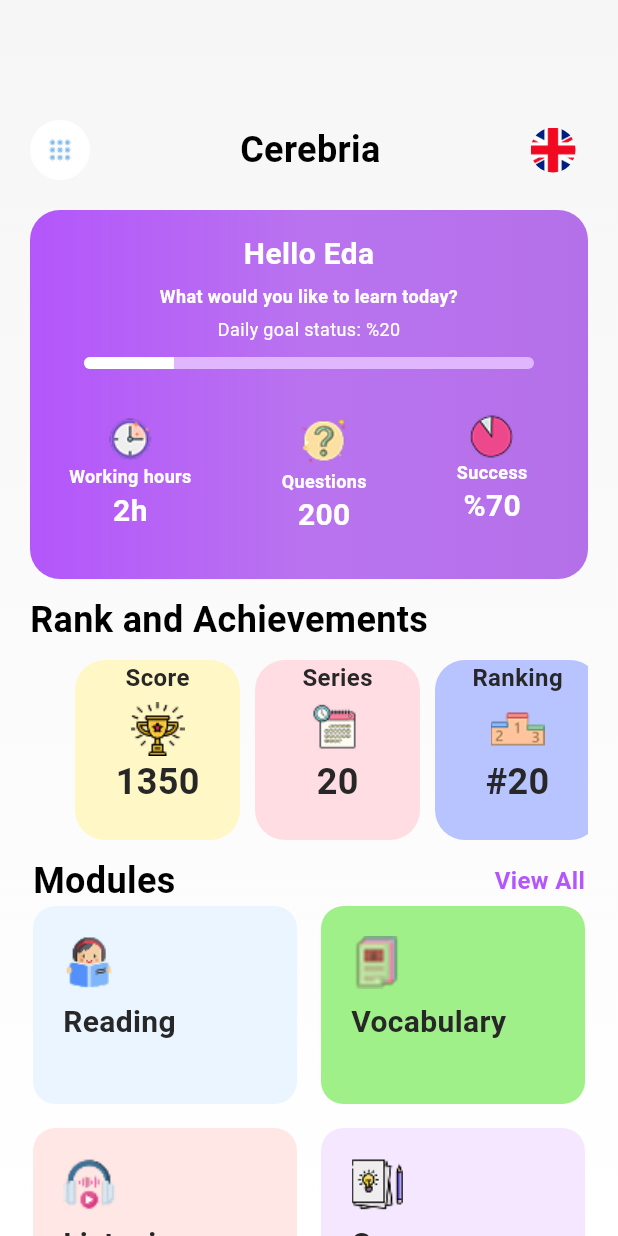
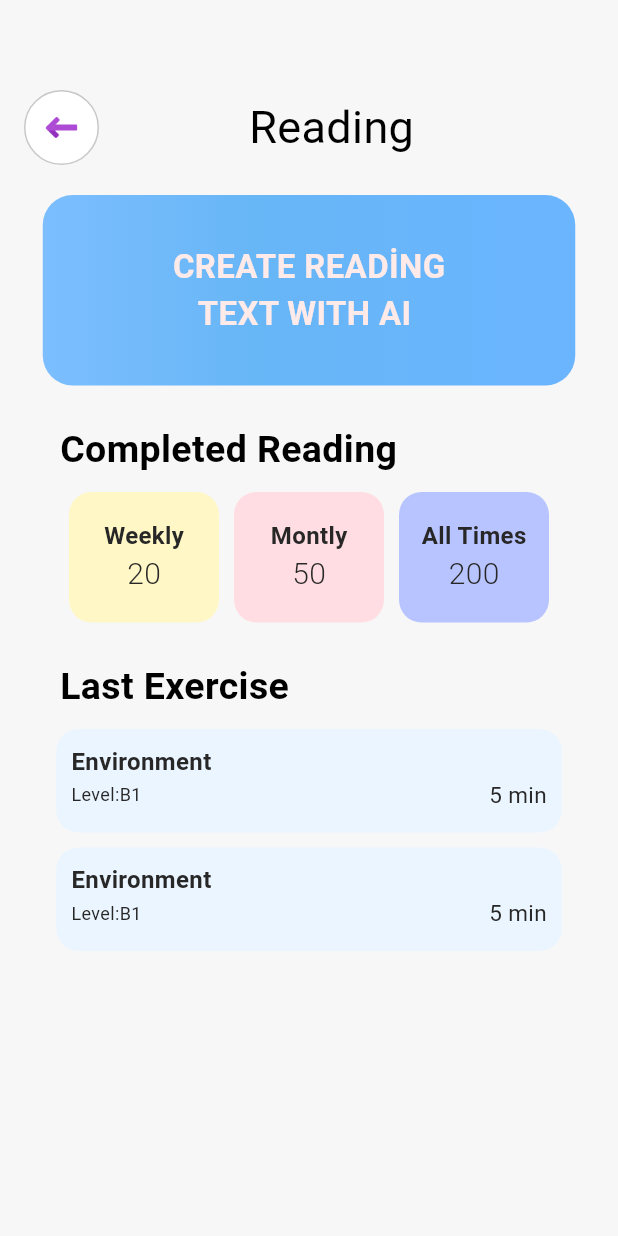
Before and after one commit to bbclubspace/cerebria, a Flutter app: the HomePage widget shown alone on an empty page, opened directly, after a tap on "Vocabulary", on a phone screen of 412 x 824 dp. Run offline on Flutter 3.47's test engine with Material 3 defaults, Android fonts, the phone set to English and light mode, and no system bars; our stand-ins replace flutter_svg.

Commit message:
Modüllerin Sayfaları oluşuturuldu ve yönlendirmeler gerçekleştirildi.

```diff
--- a/lib/model/module_item.dart
+++ b/lib/model/module_item.dart
@@ -4,10 +4,12 @@ class ModuleItem {
   final String name;
   final String iconPath;
   final Color color;
+  final String route;
 
   ModuleItem({
     required this.name,
     required this.iconPath,
     required this.color,
+    required this.route,
   });
 }
--- /dev/null
+++ b/lib/pages/exam/exam_page.dart
@@ -0,0 +1,84 @@
+import 'package:cerebria/themes/app_colors.dart';
+import 'package:cerebria/widget/page_top_item.dart';
+import 'package:flutter/cupertino.dart';
+import 'package:flutter/material.dart';
+import '../../widget/module-item/completed_item.dart';
+import '../../widget/module-item/create_ai_content_container.dart';
+import '../../widget/module-item/last_excercise_item.dart';
+import '../../widget/module-item/title_text.dart';
+
+class ExamPage extends StatelessWidget {
+  const ExamPage({Key? key}) : super(key: key);
+
+  @override
+  Widget build(BuildContext context) {
+    final colors = AppColors(isDarkMode: false);
+    return Scaffold(
+      backgroundColor: colors.reading.pageBgColor,
+      body: Column(
+        children: [
+          const SizedBox(height: 60),
+          PageTopItem(colors: colors, pageName: "Reading"),
+          const SizedBox(height: 20),
+          CreateAiContentContainer(
+            // text içeriğini parametre olarak vermeyi deneyebilirsin diğer sayfalarda uğraşmamak için
+            color1: colors.reading.createContainerBgColor1,
+            color2: colors.reading.createContainerBgColor2,
+            color3: colors.reading.createContainerBgColor3,
+            textColor: colors.reading.createContainerTextColor,
+          ),
+          const SizedBox(height: 25),
+
+          //completed reading
+          TitleText(colors: colors, title: "Completed Reading"),
+          const SizedBox(height: 10),
+          Row(
+            mainAxisAlignment: MainAxisAlignment.center,
+            children: [
+              CompletedItem(
+                color: colors.reading.completedContainerBgColor1,
+                title: "Weekly",
+                value: "20",
+                textColor: colors.reading.itemTextColor,
+              ),
+              const SizedBox(width: 10),
+              CompletedItem(
+                color: colors.reading.completedContainerBgColor2,
+                title: "Montly",
+                value: "50",
+                textColor: colors.reading.itemTextColor,
+              ),
+              const SizedBox(width: 10),
+              CompletedItem(
+                color: colors.reading.completedContainerBgColor3,
+                title: "All Times",
+                value: "200",
+                textColor: colors.reading.itemTextColor,
+              ),
+            ],
+          ),
+          const SizedBox(height: 25),
+          // last excercise
+          TitleText(colors: colors, title: "Last Exercise"),
+          const SizedBox(height: 10),
+          // ileride burası listview builder(veri tabanından gelen veri sayısı belli olmayacağı için) ile olacak
+          // burada da text içeriklerini parametre olarak vermeyi ekleyip diğer sayfalarda kolaylık sağlayabilirsin
+          // ekleyebilirsen ekle olmazsa ben eklerim
+          LastExerciseItem(
+            containerBgColor: colors.reading.lastExerciseContainerColor,
+            textColor1: colors.reading.itemTextColor,
+            textColor2: colors.reading.itemLevelTextColor,
+            textColor3: colors.reading.itemDurationTextColor,
+          ),
+          const SizedBox(height: 10),
+          LastExerciseItem(
+            containerBgColor: colors.reading.lastExerciseContainerColor,
+            textColor1: colors.reading.itemTextColor,
+            textColor2: colors.reading.itemLevelTextColor,
+            textColor3: colors.reading.itemDurationTextColor,
+          ),
+        ],
+      ),
+    );
+  }
+}
--- /dev/null
+++ b/lib/pages/grammer/grammer_page.dart
@@ -0,0 +1,84 @@
+import 'package:cerebria/themes/app_colors.dart';
+import 'package:cerebria/widget/page_top_item.dart';
+import 'package:flutter/cupertino.dart';
+import 'package:flutter/material.dart';
+import '../../widget/module-item/completed_item.dart';
+import '../../widget/module-item/create_ai_content_container.dart';
+import '../../widget/module-item/last_excercise_item.dart';
+import '../../widget/module-item/title_text.dart';
+
+class GrammerPage extends StatelessWidget {
+  const GrammerPage({Key? key}) : super(key: key);
+
+  @override
+  Widget build(BuildContext context) {
+    final colors = AppColors(isDarkMode: false);
+    return Scaffold(
+      backgroundColor: colors.reading.pageBgColor,
+      body: Column(
+        children: [
+          const SizedBox(height: 60),
+          PageTopItem(colors: colors, pageName: "Reading"),
+          const SizedBox(height: 20),
+          CreateAiContentContainer(
+            // text içeriğini parametre olarak vermeyi deneyebilirsin diğer sayfalarda uğraşmamak için
+            color1: colors.reading.createContainerBgColor1,
+            color2: colors.reading.createContainerBgColor2,
+            color3: colors.reading.createContainerBgColor3,
+            textColor: colors.reading.createContainerTextColor,
+          ),
+          const SizedBox(height: 25),
+
+          //completed reading
+          TitleText(colors: colors, title: "Completed Reading"),
+          const SizedBox(height: 10),
+          Row(
+            mainAxisAlignment: MainAxisAlignment.center,
+            children: [
+              CompletedItem(
+                color: colors.reading.completedContainerBgColor1,
+                title: "Weekly",
+                value: "20",
+                textColor: colors.reading.itemTextColor,
+              ),
+              const SizedBox(width: 10),
+              CompletedItem(
+                color: colors.reading.completedContainerBgColor2,
+                title: "Montly",
+                value: "50",
+                textColor: colors.reading.itemTextColor,
+              ),
+              const SizedBox(width: 10),
+              CompletedItem(
+                color: colors.reading.completedContainerBgColor3,
+                title: "All Times",
+                value: "200",
+                textColor: colors.reading.itemTextColor,
+              ),
+            ],
+          ),
+          const SizedBox(height: 25),
+          // last excercise
+          TitleText(colors: colors, title: "Last Exercise"),
+          const SizedBox(height: 10),
+          // ileride burası listview builder(veri tabanından gelen veri sayısı belli olmayacağı için) ile olacak
+          // burada da text içeriklerini parametre olarak vermeyi ekleyip diğer sayfalarda kolaylık sağlayabilirsin
+          // ekleyebilirsen ekle olmazsa ben eklerim
+          LastExerciseItem(
+            containerBgColor: colors.reading.lastExerciseContainerColor,
+            textColor1: colors.reading.itemTextColor,
+            textColor2: colors.reading.itemLevelTextColor,
+            textColor3: colors.reading.itemDurationTextColor,
+          ),
+          const SizedBox(height: 10),
+          LastExerciseItem(
+            containerBgColor: colors.reading.lastExerciseContainerColor,
+            textColor1: colors.reading.itemTextColor,
+            textColor2: colors.reading.itemLevelTextColor,
+            textColor3: colors.reading.itemDurationTextColor,
+          ),
+        ],
+      ),
+    );
+  }
+}
--- a/lib/pages/home/home_page.dart
+++ b/lib/pages/home/home_page.dart
@@ -1,9 +1,9 @@
 import 'package:cerebria/themes/app_colors.dart';
 import 'package:flutter/cupertino.dart';
+import '../../constants/module_item.dart';
 import 'package:flutter/material.dart';
 import '../../constants/daily_content_data.dart';
 import '../../constants/rank_data.dart';
-import '../../constants/module_item.dart';
 
 import '../../routes/routes.dart';
 import '../../widget/container/daily_content_status.dart';
@@ -208,7 +208,7 @@ class _HomePageState extends State<HomePage> {
                 children: modules.take(4).map((item) {
                   return InkWell(
                     onTap: () {
-                      // Navigate to the module's specific page here
+                      Navigator.pushNamed(context, item.route);
                     },
                     child: Container(
                       decoration: BoxDecoration(
--- /dev/null
+++ b/lib/pages/listening/listening_page.dart
@@ -0,0 +1,84 @@
+import 'package:cerebria/themes/app_colors.dart';
+import 'package:cerebria/widget/page_top_item.dart';
+import 'package:flutter/cupertino.dart';
+import 'package:flutter/material.dart';
+import '../../widget/module-item/completed_item.dart';
+import '../../widget/module-item/create_ai_content_container.dart';
+import '../../widget/module-item/last_excercise_item.dart';
+import '../../widget/module-item/title_text.dart';
+
+class ListeningPage extends StatelessWidget {
+  const ListeningPage({Key? key}) : super(key: key);
+
+  @override
+  Widget build(BuildContext context) {
+    final colors = AppColors(isDarkMode: false);
+    return Scaffold(
+      backgroundColor: colors.reading.pageBgColor,
+      body: Column(
+        children: [
+          const SizedBox(height: 60),
+          PageTopItem(colors: colors, pageName: "Reading"),
+          const SizedBox(height: 20),
+          CreateAiContentContainer(
+            // text içeriğini parametre olarak vermeyi deneyebilirsin diğer sayfalarda uğraşmamak için
+            color1: colors.reading.createContainerBgColor1,
+            color2: colors.reading.createContainerBgColor2,
+            color3: colors.reading.createContainerBgColor3,
+            textColor: colors.reading.createContainerTextColor,
+          ),
+          const SizedBox(height: 25),
+
+          //completed reading
+          TitleText(colors: colors, title: "Completed Reading"),
+          const SizedBox(height: 10),
+          Row(
+            mainAxisAlignment: MainAxisAlignment.center,
+            children: [
+              CompletedItem(
+                color: colors.reading.completedContainerBgColor1,
+                title: "Weekly",
+                value: "20",
+                textColor: colors.reading.itemTextColor,
+              ),
+              const SizedBox(width: 10),
+              CompletedItem(
+                color: colors.reading.completedContainerBgColor2,
+                title: "Montly",
+                value: "50",
+                textColor: colors.reading.itemTextColor,
+              ),
+              const SizedBox(width: 10),
+              CompletedItem(
+                color: colors.reading.completedContainerBgColor3,
+                title: "All Times",
+                value: "200",
+                textColor: colors.reading.itemTextColor,
+              ),
+            ],
+          ),
+          const SizedBox(height: 25),
+          // last excercise
+          TitleText(colors: colors, title: "Last Exercise"),
+          const SizedBox(height: 10),
+          // ileride burası listview builder(veri tabanından gelen veri sayısı belli olmayacağı için) ile olacak
+          // burada da text içeriklerini parametre olarak vermeyi ekleyip diğer sayfalarda kolaylık sağlayabilirsin
+          // ekleyebilirsen ekle olmazsa ben eklerim
+          LastExerciseItem(
+            containerBgColor: colors.reading.lastExerciseContainerColor,
+            textColor1: colors.reading.itemTextColor,
+            textColor2: colors.reading.itemLevelTextColor,
+            textColor3: colors.reading.itemDurationTextColor,
+          ),
+          const SizedBox(height: 10),
+          LastExerciseItem(
+            containerBgColor: colors.reading.lastExerciseContainerColor,
+            textColor1: colors.reading.itemTextColor,
+            textColor2: colors.reading.itemLevelTextColor,
+            textColor3: colors.reading.itemDurationTextColor,
+          ),
+        ],
+      ),
+    );
+  }
+}
--- /dev/null
+++ b/lib/pages/speaking/speaking_page.dart
@@ -0,0 +1,84 @@
+import 'package:cerebria/themes/app_colors.dart';
+import 'package:cerebria/widget/page_top_item.dart';
+import 'package:flutter/cupertino.dart';
+import 'package:flutter/material.dart';
+import '../../widget/module-item/completed_item.dart';
+import '../../widget/module-item/create_ai_content_container.dart';
+import '../../widget/module-item/last_excercise_item.dart';
+import '../../widget/module-item/title_text.dart';
+
+class SpeakingPage extends StatelessWidget {
+  const SpeakingPage({Key? key}) : super(key: key);
+
+  @override
+  Widget build(BuildContext context) {
+    final colors = AppColors(isDarkMode: false);
+    return Scaffold(
+      backgroundColor: colors.reading.pageBgColor,
+      body: Column(
+        children: [
+          const SizedBox(height: 60),
+          PageTopItem(colors: colors, pageName: "Reading"),
+          const SizedBox(height: 20),
+          CreateAiContentContainer(
+            // text içeriğini parametre olarak vermeyi deneyebilirsin diğer sayfalarda uğraşmamak için
+            color1: colors.reading.createContainerBgColor1,
+            color2: colors.reading.createContainerBgColor2,
+            color3: colors.reading.createContainerBgColor3,
+            textColor: colors.reading.createContainerTextColor,
+          ),
+          const SizedBox(height: 25),
+
+          //completed reading
+          TitleText(colors: colors, title: "Completed Reading"),
+          const SizedBox(height: 10),
+          Row(
+            mainAxisAlignment: MainAxisAlignment.center,
+            children: [
+              CompletedItem(
+                color: colors.reading.completedContainerBgColor1,
+                title: "Weekly",
+                value: "20",
+                textColor: colors.reading.itemTextColor,
+              ),
+              const SizedBox(width: 10),
+              CompletedItem(
+                color: colors.reading.completedContainerBgColor2,
+                title: "Montly",
+                value: "50",
+                textColor: colors.reading.itemTextColor,
+              ),
+              const SizedBox(width: 10),
+              CompletedItem(
+                color: colors.reading.completedContainerBgColor3,
+                title: "All Times",
+                value: "200",
+                textColor: colors.reading.itemTextColor,
+              ),
+            ],
+          ),
+          const SizedBox(height: 25),
+          // last excercise
+          TitleText(colors: colors, title: "Last Exercise"),
+          const SizedBox(height: 10),
+          // ileride burası listview builder(veri tabanından gelen veri sayısı belli olmayacağı için) ile olacak
+          // burada da text içeriklerini parametre olarak vermeyi ekleyip diğer sayfalarda kolaylık sağlayabilirsin
+          // ekleyebilirsen ekle olmazsa ben eklerim
+          LastExerciseItem(
+            containerBgColor: colors.reading.lastExerciseContainerColor,
+            textColor1: colors.reading.itemTextColor,
+            textColor2: colors.reading.itemLevelTextColor,
+            textColor3: colors.reading.itemDurationTextColor,
+          ),
+          const SizedBox(height: 10),
+          LastExerciseItem(
+            containerBgColor: colors.reading.lastExerciseContainerColor,
+            textColor1: colors.reading.itemTextColor,
+            textColor2: colors.reading.itemLevelTextColor,
+            textColor3: colors.reading.itemDurationTextColor,
+          ),
+        ],
+      ),
+    );
+  }
+}
--- /dev/null
+++ b/lib/pages/vocabulary/vocabulary_page.dart
@@ -0,0 +1,84 @@
+import 'package:cerebria/themes/app_colors.dart';
+import 'package:cerebria/widget/page_top_item.dart';
+import 'package:flutter/cupertino.dart';
+import 'package:flutter/material.dart';
+import '../../widget/module-item/completed_item.dart';
+import '../../widget/module-item/create_ai_content_container.dart';
+import '../../widget/module-item/last_excercise_item.dart';
+import '../../widget/module-item/title_text.dart';
+
+class VocabularyPage extends StatelessWidget {
+  const VocabularyPage({Key? key}) : super(key: key);
+
+  @override
+  Widget build(BuildContext context) {
+    final colors = AppColors(isDarkMode: false);
+    return Scaffold(
+      backgroundColor: colors.reading.pageBgColor,
+      body: Column(
+        children: [
+          const SizedBox(height: 60),
+          PageTopItem(colors: colors, pageName: "Reading"),
+          const SizedBox(height: 20),
+          CreateAiContentContainer(
+            // text içeriğini parametre olarak vermeyi deneyebilirsin diğer sayfalarda uğraşmamak için
+            color1: colors.reading.createContainerBgColor1,
+            color2: colors.reading.createContainerBgColor2,
+            color3: colors.reading.createContainerBgColor3,
+            textColor: colors.reading.createContainerTextColor,
+          ),
+          const SizedBox(height: 25),
+
+          //completed reading
+          TitleText(colors: colors, title: "Completed Reading"),
+          const SizedBox(height: 10),
+          Row(
+            mainAxisAlignment: MainAxisAlignment.center,
+            children: [
+              CompletedItem(
+                color: colors.reading.completedContainerBgColor1,
+                title: "Weekly",
+                value: "20",
+                textColor: colors.reading.itemTextColor,
+              ),
+              const SizedBox(width: 10),
+              CompletedItem(
+                color: colors.reading.completedContainerBgColor2,
+                title: "Montly",
+                value: "50",
+                textColor: colors.reading.itemTextColor,
+              ),
+              const SizedBox(width: 10),
+              CompletedItem(
+                color: colors.reading.completedContainerBgColor3,
+                title: "All Times",
+                value: "200",
+                textColor: colors.reading.itemTextColor,
+              ),
+            ],
+          ),
+          const SizedBox(height: 25),
+          // last excercise
+          TitleText(colors: colors, title: "Last Exercise"),
+          const SizedBox(height: 10),
+          // ileride burası listview builder(veri tabanından gelen veri sayısı belli olmayacağı için) ile olacak
+          // burada da text içeriklerini parametre olarak vermeyi ekleyip diğer sayfalarda kolaylık sağlayabilirsin
+          // ekleyebilirsen ekle olmazsa ben eklerim
+          LastExerciseItem(
+            containerBgColor: colors.reading.lastExerciseContainerColor,
+            textColor1: colors.reading.itemTextColor,
+            textColor2: colors.reading.itemLevelTextColor,
+            textColor3: colors.reading.itemDurationTextColor,
+          ),
+          const SizedBox(height: 10),
+          LastExerciseItem(
+            containerBgColor: colors.reading.lastExerciseContainerColor,
+            textColor1: colors.reading.itemTextColor,
+            textColor2: colors.reading.itemLevelTextColor,
+            textColor3: colors.reading.itemDurationTextColor,
+          ),
+        ],
+      ),
+    );
+  }
+}
--- a/lib/routes/routes.dart
+++ b/lib/routes/routes.dart
@@ -5,4 +5,9 @@ class Routes {
   static const String sing_up = '/sing_up';
   static const String module_page = "/module_page";
   static const String reading_page = "/reading_page";
+  static const String vocabulary_page = "/vocabulary_page";
+  static const String listening_page = "/listening_page";
+  static const String grammer_page = "/grammer_page";
+  static const String speaking_page = "/speaking_page";
+  static const String exam_page = "/exam_page";
 }
```
Also changed, not shown: lib/constants/module_item.dart (+7 -0 lines), lib/main.dart (+11 -0 lines).
